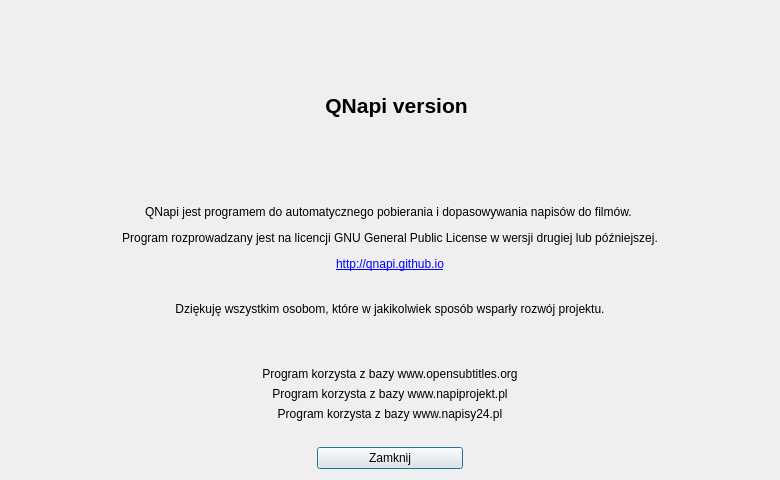
Old version of the form ui/frmabout.ui in the repository QNapi/qnapi.
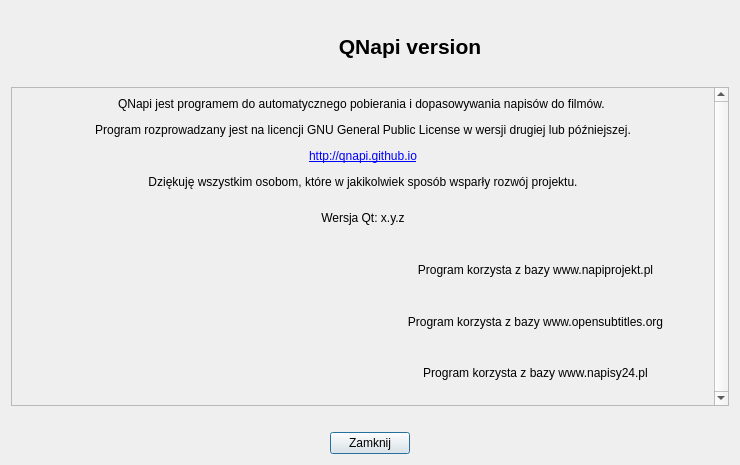
New version of the form. Icons and pictures are not drawn.

Commit message: about dialog slightly redesigned, added info about qt version

```diff
--- a/ui/frmabout.ui
+++ b/ui/frmabout.ui
@@ -6,8 +6,8 @@
    <rect>
     <x>0</x>
     <y>0</y>
-    <width>780</width>
-    <height>480</height>
+    <width>740</width>
+    <height>465</height>
    </rect>
   </property>
   <property name="minimumSize">
@@ -19,15 +19,21 @@
   <property name="windowTitle">
    <string>QNapi - informacje o programie</string>
   </property>
-  <layout class="QGridLayout">
-   <item row="9" column="2">
-    <widget class="QPushButton" name="pbClose">
-     <property name="text">
-      <string>Zamknij</string>
+  <layout class="QGridLayout" name="gridLayout_2">
+   <item row="3" column="2">
+    <spacer>
+     <property name="orientation">
+      <enum>Qt::Horizontal</enum>
      </property>
-    </widget>
+     <property name="sizeHint" stdset="0">
+      <size>
+       <width>226</width>
+       <height>20</height>
+      </size>
+     </property>
+    </spacer>
    </item>
-   <item row="9" column="0" colspan="2">
+   <item row="3" column="0">
     <spacer>
      <property name="orientation">
       <enum>Qt::Horizontal</enum>
@@ -40,20 +46,79 @@
      </property>
     </spacer>
    </item>
-   <item row="5" column="0" colspan="5">
-    <widget class="QLabel" name="lbUseOS">
+   <item row="1" column="0" colspan="3">
+    <widget class="QScrollArea" name="scrollArea">
+     <property name="verticalScrollBarPolicy">
+      <enum>Qt::ScrollBarAlwaysOn</enum>
+     </property>
+     <property name="widgetResizable">
+      <bool>true</bool>
+     </property>
+     <widget class="QWidget" name="scrollAreaWidgetContents">
+      <property name="geometry">
+       <rect>
+        <x>0</x>
+        <y>0</y>
+        <width>706</width>
+        <height>364</height>
+       </rect>
+      </property>
+      <layout class="QGridLayout" name="gridLayout">
+       <item row="0" column="0" colspan="2">
+        <widget class="QLabel" name="lbAbout">
      <property name="text">
-      <string>Program korzysta z bazy www.opensubtitles.org</string>
+          <string>&lt;html&gt;&lt;head/&gt;&lt;body&gt;&lt;p&gt;QNapi jest programem do automatycznego pobierania i dopasowywania napisów do filmów. &lt;/p&gt;&lt;p&gt;Program rozprowadzany jest na licencji GNU General Public License w wersji drugiej lub późniejszej.&lt;/p&gt;&lt;p&gt;&lt;a href=&quot;http://qnapi.github.io&quot;&gt;&lt;span style=&quot; text-decoration: underline; color:#0000ff;&quot;&gt;http://qnapi.github.io&lt;/span&gt;&lt;/a&gt;&lt;/p&gt;&lt;p&gt;Dziękuję wszystkim osobom, które w jakikolwiek sposób wsparły rozwój projektu.&lt;/p&gt;&lt;/body&gt;&lt;/html&gt;</string>
+         </property>
+         <property name="textFormat">
+          <enum>Qt::RichText</enum>
      </property>
      <property name="alignment">
       <set>Qt::AlignCenter</set>
      </property>
+         <property name="wordWrap">
+          <bool>true</bool>
+         </property>
      <property name="openExternalLinks">
       <bool>true</bool>
      </property>
     </widget>
    </item>
-   <item row="6" column="0" colspan="5">
+       <item row="1" column="0" colspan="2">
+        <widget class="QLabel" name="lbQtVersion">
+         <property name="sizePolicy">
+          <sizepolicy hsizetype="Preferred" vsizetype="Minimum">
+           <horstretch>0</horstretch>
+           <verstretch>0</verstretch>
+          </sizepolicy>
+         </property>
+         <property name="minimumSize">
+          <size>
+           <width>0</width>
+           <height>40</height>
+          </size>
+         </property>
+         <property name="text">
+          <string>Wersja Qt: x.y.z</string>
+         </property>
+         <property name="alignment">
+          <set>Qt::AlignCenter</set>
+         </property>
+        </widget>
+       </item>
+       <item row="2" column="0">
+        <widget class="QLabel" name="label">
+         <property name="text">
+          <string/>
+         </property>
+         <property name="pixmap">
+          <pixmap resource="../res/resources.qrc">:/icon/napiprojekt.jpg</pixmap>
+         </property>
+         <property name="alignment">
+          <set>Qt::AlignCenter</set>
+         </property>
+        </widget>
+       </item>
+       <item row="2" column="1">
     <widget class="QLabel" name="lbUseNP">
      <property name="text">
       <string>Program korzysta z bazy www.napiprojekt.pl</string>
@@ -66,7 +131,64 @@
      </property>
     </widget>
    </item>
-   <item row="7" column="0" colspan="5">
+       <item row="3" column="0">
+        <widget class="QLabel" name="lbOSBanner">
+         <property name="sizePolicy">
+          <sizepolicy hsizetype="Preferred" vsizetype="Preferred">
+           <horstretch>0</horstretch>
+           <verstretch>0</verstretch>
+          </sizepolicy>
+         </property>
+         <property name="maximumSize">
+          <size>
+           <width>16777215</width>
+           <height>70</height>
+          </size>
+         </property>
+         <property name="text">
+          <string/>
+         </property>
+         <property name="pixmap">
+          <pixmap resource="../res/resources.qrc">:/icon/opensubtitles.gif</pixmap>
+         </property>
+         <property name="scaledContents">
+          <bool>false</bool>
+         </property>
+         <property name="alignment">
+          <set>Qt::AlignCenter</set>
+         </property>
+         <property name="margin">
+          <number>0</number>
+         </property>
+        </widget>
+       </item>
+       <item row="3" column="1">
+        <widget class="QLabel" name="lbUseOS">
+         <property name="text">
+          <string>Program korzysta z bazy www.opensubtitles.org</string>
+         </property>
+         <property name="alignment">
+          <set>Qt::AlignCenter</set>
+         </property>
+         <property name="openExternalLinks">
+          <bool>true</bool>
+         </property>
+        </widget>
+       </item>
+       <item row="4" column="0">
+        <widget class="QLabel" name="label_2">
+         <property name="text">
+          <string/>
+         </property>
+         <property name="pixmap">
+          <pixmap resource="../res/resources.qrc">:/icon/napisy24.gif</pixmap>
+         </property>
+         <property name="alignment">
+          <set>Qt::AlignCenter</set>
+         </property>
+        </widget>
+       </item>
+       <item row="4" column="1">
     <widget class="QLabel" name="lbUseNP24">
      <property name="text">
       <string>Program korzysta z bazy www.napisy24.pl</string>
@@ -79,35 +201,42 @@
      </property>
     </widget>
    </item>
-   <item row="1" column="0" colspan="5">
-    <widget class="QLabel" name="lbAbout">
+      </layout>
+     </widget>
+    </widget>
+   </item>
+   <item row="3" column="1">
+    <widget class="QPushButton" name="pbClose">
      <property name="text">
-      <string>&lt;html&gt;&lt;head/&gt;&lt;body&gt;&lt;p&gt;QNapi jest programem do automatycznego pobierania i dopasowywania napisów do filmów. &lt;/p&gt;&lt;p&gt;Program rozprowadzany jest na licencji GNU General Public License w wersji drugiej lub późniejszej.&lt;/p&gt;&lt;p&gt;&lt;a href=&quot;http://qnapi.github.io&quot;&gt;&lt;span style=&quot; text-decoration: underline; color:#0000ff;&quot;&gt;http://qnapi.github.io&lt;/span&gt;&lt;/a&gt;&lt;/p&gt;&lt;/body&gt;&lt;/html&gt;</string>
-     </property>
-     <property name="textFormat">
-      <enum>Qt::RichText</enum>
-     </property>
-     <property name="alignment">
-      <set>Qt::AlignCenter</set>
-     </property>
-     <property name="wordWrap">
-      <bool>true</bool>
-     </property>
-     <property name="openExternalLinks">
-      <bool>true</bool>
+      <string>Zamknij</string>
      </property>
     </widget>
    </item>
-   <item row="0" column="0" colspan="5">
+   <item row="0" column="0" colspan="3">
     <layout class="QHBoxLayout" name="hlTop">
+     <property name="spacing">
+      <number>0</number>
+     </property>
      <item>
       <widget class="QLabel" name="lbIcon">
        <property name="sizePolicy">
-        <sizepolicy hsizetype="Maximum" vsizetype="Expanding">
+        <sizepolicy hsizetype="Fixed" vsizetype="Fixed">
          <horstretch>0</horstretch>
          <verstretch>0</verstretch>
         </sizepolicy>
        </property>
+       <property name="minimumSize">
+        <size>
+         <width>80</width>
+         <height>70</height>
+        </size>
+       </property>
+       <property name="maximumSize">
+        <size>
+         <width>16777215</width>
+         <height>70</height>
+        </size>
+       </property>
        <property name="text">
         <string/>
        </property>
@@ -118,12 +247,18 @@
         <set>Qt::AlignCenter</set>
        </property>
        <property name="margin">
-        <number>10</number>
+        <number>0</number>
        </property>
       </widget>
      </item>
      <item>
       <widget class="QLabel" name="lbTitle">
+       <property name="sizePolicy">
+        <sizepolicy hsizetype="Preferred" vsizetype="Minimum">
+         <horstretch>0</horstretch>
+         <verstretch>0</verstretch>
+        </sizepolicy>
+       </property>
        <property name="font">
         <font>
          <pointsize>16</pointsize>
@@ -141,42 +276,7 @@
      </item>
     </layout>
    </item>
-   <item row="9" column="3" colspan="2">
-    <spacer>
-     <property name="orientation">
-      <enum>Qt::Horizontal</enum>
-     </property>
-     <property name="sizeHint" stdset="0">
-      <size>
-       <width>226</width>
-       <height>20</height>
-      </size>
-     </property>
-    </spacer>
-   </item>
-   <item row="2" column="0" colspan="5">
-    <widget class="QLabel" name="lbThanks">
-     <property name="minimumSize">
-      <size>
-       <width>0</width>
-       <height>64</height>
-      </size>
-     </property>
-     <property name="text">
-      <string>Dziękuję wszystkim osobom, które w jakikolwiek sposób wsparły rozwój projektu.</string>
-     </property>
-     <property name="textFormat">
-      <enum>Qt::PlainText</enum>
-     </property>
-     <property name="alignment">
-      <set>Qt::AlignCenter</set>
-     </property>
-     <property name="wordWrap">
-      <bool>true</bool>
-     </property>
-    </widget>
-   </item>
-   <item row="8" column="0" colspan="5">
+   <item row="2" column="0" colspan="3">
     <spacer>
      <property name="orientation">
       <enum>Qt::Vertical</enum>
@@ -192,64 +292,6 @@
      </property>
     </spacer>
    </item>
-   <item row="4" column="0" colspan="5">
-    <layout class="QHBoxLayout" name="hlEngines">
-     <property name="sizeConstraint">
-      <enum>QLayout::SetDefaultConstraint</enum>
-     </property>
-     <item>
-      <widget class="QLabel" name="label">
-       <property name="text">
-        <string/>
-       </property>
-       <property name="pixmap">
-        <pixmap resource="../res/resources.qrc">:/icon/napiprojekt.jpg</pixmap>
-       </property>
-      </widget>
-     </item>
-     <item>
-      <widget class="QLabel" name="lbOSBanner">
-       <property name="sizePolicy">
-        <sizepolicy hsizetype="Preferred" vsizetype="Preferred">
-         <horstretch>0</horstretch>
-         <verstretch>0</verstretch>
-        </sizepolicy>
-       </property>
-       <property name="maximumSize">
-        <size>
-         <width>16777215</width>
-         <height>70</height>
-        </size>
-       </property>
-       <property name="text">
-        <string/>
-       </property>
-       <property name="pixmap">
-        <pixmap resource="../res/resources.qrc">:/icon/opensubtitles.gif</pixmap>
-       </property>
-       <property name="scaledContents">
-        <bool>false</bool>
-       </property>
-       <property name="alignment">
-        <set>Qt::AlignCenter</set>
-       </property>
-       <property name="margin">
-        <number>0</number>
-       </property>
-      </widget>
-     </item>
-     <item>
-      <widget class="QLabel" name="label_2">
-       <property name="text">
-        <string/>
-       </property>
-       <property name="pixmap">
-        <pixmap resource="../res/resources.qrc">:/icon/napisy24.gif</pixmap>
-       </property>
-      </widget>
-     </item>
-    </layout>
-   </item>
   </layout>
  </widget>
  <resources>
```
Lines whose indentation alone changed are shown as unchanged. The commit also changes 1 other file.
